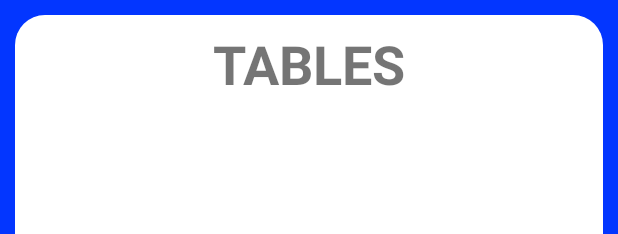
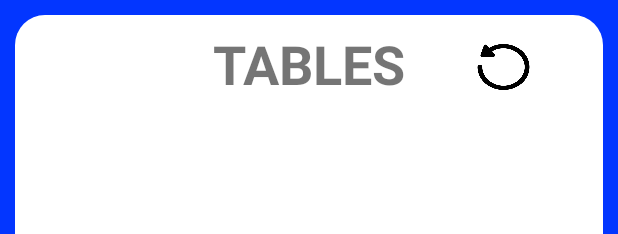
Before and after one commit to ACharchula/Charades, an Android app: the layout activity_table_selection.xml on its own in the app's theme, with its tools: preview values and no code run, on a phone screen of 412 x 824 dp. Shown: the top 234 px of the screen. Run offline under Robolectric (Android 15) with nearby library versions, the phone set to English and light mode, and no system bars; Roboto replaces fonts that are not available here.

Commit message:
some fixes and reload button

```diff
--- a/android_client/app/src/main/java/com/acharchu/charades/ConnectionService.kt
+++ b/android_client/app/src/main/java/com/acharchu/charades/ConnectionService.kt
@@ -2,6 +2,7 @@ package com.acharchu.charades
 
 import android.graphics.Bitmap
 import android.graphics.BitmapFactory
+import android.util.Log
 import java.lang.StringBuilder
 import java.net.InetAddress
 import java.net.InetSocketAddress
@@ -19,6 +20,7 @@ class ConnectionService {
         private const val BYTES_TO_READ_LENGTH = 4
 
         public var INTERRUPT = false
+        var PROCESSING = false
 
         var status = State.DISCONNECTED
 
@@ -190,7 +192,7 @@ class ConnectionService {
 
         fun getHeader(): HeaderType? {
             val header = read(HEADER_LENGTH)
-            print(header)
+            Log.i("info", header)
             if (Headers.headers.containsKey(header))
                 return Headers.headers[header]
 
@@ -206,6 +208,7 @@ class ConnectionService {
             var consumedCharacters = 0
             val result = ByteArray(bytesToRead)
 
+            PROCESSING = true
             while (amountOfCharacters != bytesToRead && consumedCharacters != -1 && !INTERRUPT) {  // read z offsetem
                 val buffer = ByteBuffer.allocate(bytesToRead - amountOfCharacters)
                 consumedCharacters = socketChannel?.read(buffer)!!
@@ -216,6 +219,7 @@ class ConnectionService {
                 } else if (consumedCharacters == -1)
                     throw Throwable("CONNECTION CLOSED")
             }
+            PROCESSING = false
             INTERRUPT = false
 
             return result
--- a/android_client/app/src/main/res/layout/activity_table_selection.xml
+++ b/android_client/app/src/main/res/layout/activity_table_selection.xml
@@ -40,4 +40,11 @@
             app:layout_constraintStart_toStartOf="parent" android:layout_marginStart="8dp"
             android:layout_marginTop="16dp" app:layout_constraintTop_toTopOf="parent" android:textSize="36sp"
             android:textStyle="bold" android:background="@android:color/white"/>
+    <ImageButton
+            android:layout_width="51dp"
+            android:layout_height="45dp" app:srcCompat="@drawable/reload"
+            android:id="@+id/reloadButton" android:scaleType="fitXY"
+            android:background="@android:color/transparent" app:layout_constraintStart_toEndOf="@+id/tablesHeader"
+            android:layout_marginStart="40dp" android:layout_marginTop="20dp"
+            app:layout_constraintTop_toTopOf="parent"/>
 </android.support.constraint.ConstraintLayout>
```
Also changed, not shown: android_client/app/src/main/java/com/acharchu/charades/ButtonAdapter.kt (+10 -3 lines), android_client/app/src/main/java/com/acharchu/charades/GameActivity.kt (+7 -1 lines), android_client/app/src/main/java/com/acharchu/charades/StatisticsActivity.kt (+5 -2 lines), android_client/app/src/main/java/com/acharchu/charades/TableSelectionActivity.kt (+28 -6 lines), android_client/app/src/main/res/drawable/reload.png (added).
